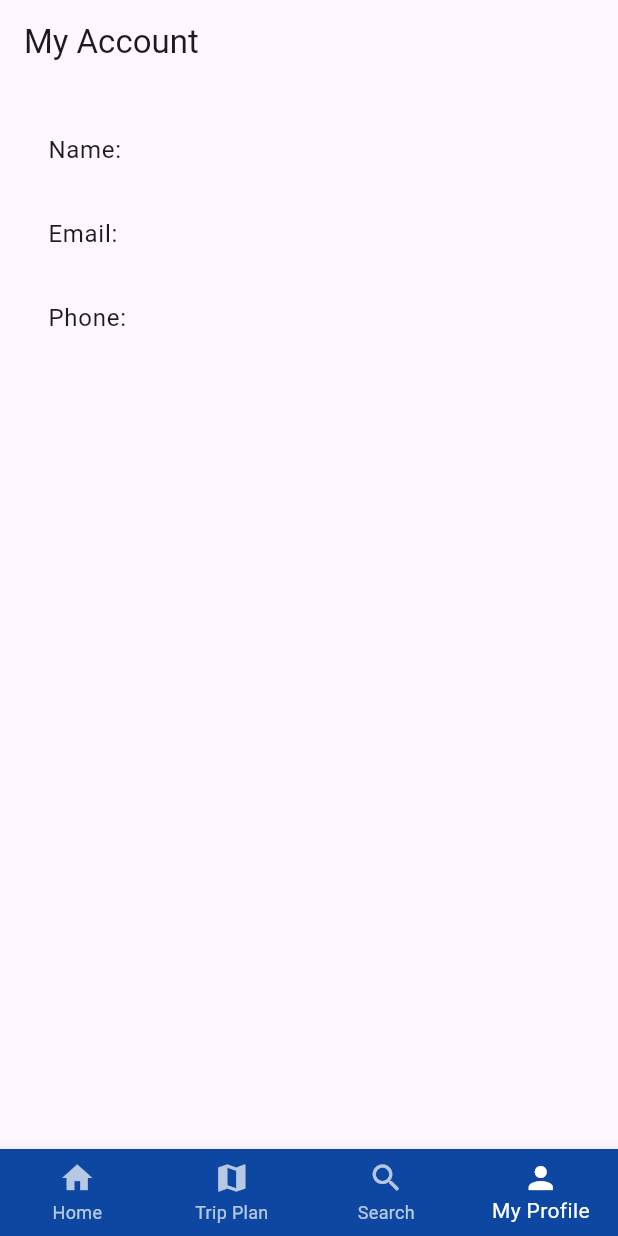
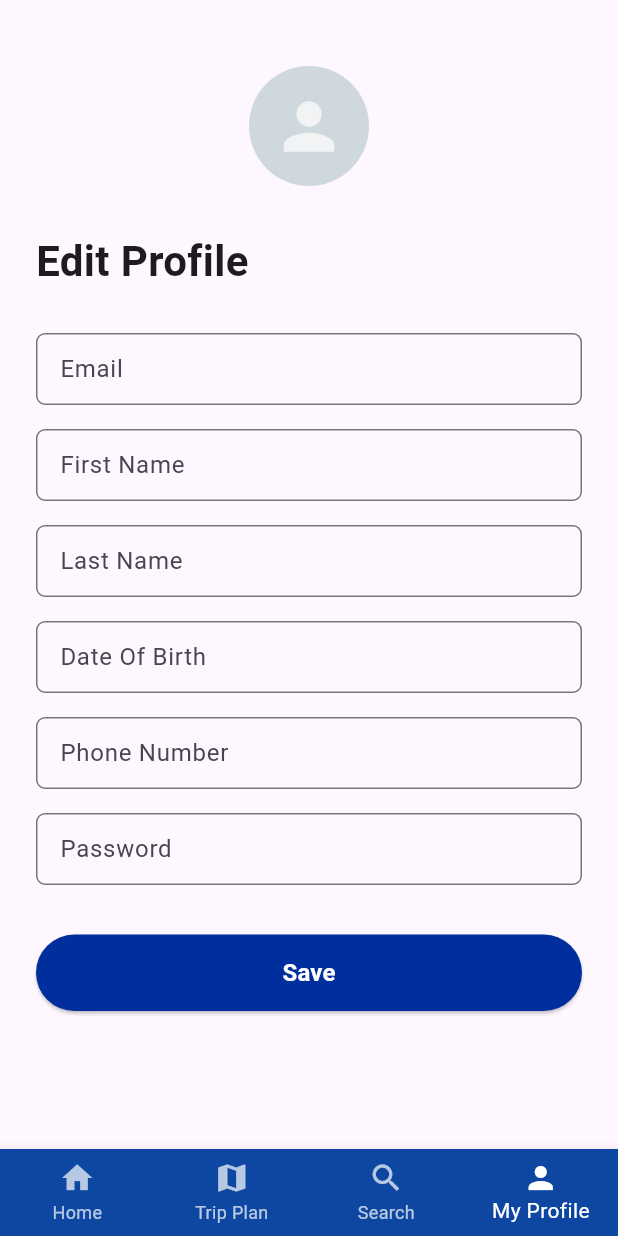
Before and after one commit to Tishar07/MauHotel, a Flutter app: the BottomNav screen opened directly, item 4 of the bottom bar chosen, on a phone screen of 412 x 824 dp. Run offline on Flutter 3.47's test engine with Material 3 defaults, Android fonts, the phone set to English and light mode, and no system bars; our stand-ins replace supabase_flutter; accounts and stored records are empty.

```diff
--- a/lib/Components/NavBar.dart
+++ b/lib/Components/NavBar.dart
@@ -19,7 +19,7 @@ class _BottomNavState extends State<BottomNav> {
     HomePage(),
     TripPlannerPage(),
     SearchPage(),
-    AccountPage(),
+    EditProfilePage(),
   ];
 
   void _onItemTapped(int index) {
--- a/lib/Pages/account_page.dart
+++ b/lib/Pages/account_page.dart
@@ -1,78 +1,182 @@
 import 'package:flutter/material.dart';
 import 'package:supabase_flutter/supabase_flutter.dart';
 
-class AccountPage extends StatefulWidget {
-  const AccountPage({super.key});
+class EditProfilePage extends StatefulWidget {
+  const EditProfilePage({Key? key}) : super(key: key);
 
   @override
-  State<AccountPage> createState() => _AccountPageState();
+  State<EditProfilePage> createState() => _EditProfilePageState();
 }
 
-class _AccountPageState extends State<AccountPage> {
+class _EditProfilePageState extends State<EditProfilePage> {
   final supabase = Supabase.instance.client;
-  bool isLoading = true;
-  Map<String, dynamic>? userProfile;
+
+  final _emailController = TextEditingController();
+  final _firstNameController = TextEditingController();
+  final _lastNameController = TextEditingController();
+  final _dobController = TextEditingController();
+  final _phoneController = TextEditingController();
+  final _passwordController = TextEditingController();
+
+  bool _loading = false;
 
   @override
   void initState() {
     super.initState();
-    fetchUserProfile();
+    _loadUserProfile();
   }
 
-  Future<void> fetchUserProfile() async {
+  Future<void> _loadUserProfile() async {
     final user = supabase.auth.currentUser;
-    if (user == null) {
+    if (user == null) return;
+
+    final data = await supabase
+        .from('users')
+        .select()
+        .eq('user_id', user.id)
+        .maybeSingle();
+
+    if (data != null) {
       setState(() {
-        isLoading = false;
-        userProfile = null;
+        _emailController.text = data['email'] ?? '';
+        _firstNameController.text = data['first_name'] ?? '';
+        _lastNameController.text = data['last_name'] ?? '';
+        _dobController.text = data['dob'] ?? '';
+        _phoneController.text = data['phone_number'] ?? '';
       });
-      return;
     }
+  }
+
+  Future<void> _updateProfile() async {
+    setState(() => _loading = true);
+    final user = supabase.auth.currentUser;
 
     try {
-      final response = await supabase
-          .from('profiles') // Make sure this table exists
-          .select()
-          .eq('id', user.id)
-          .single();
+      await supabase.from('users').update({
+        'email': _emailController.text,
+        'first_name': _firstNameController.text,
+        'last_name': _lastNameController.text,
+        'dob': _dobController.text,
+        'phone_number': _phoneController.text,
+      }).eq('user_id', user!.id);
 
-      setState(() {
-        userProfile = response;
-        isLoading = false;
-      });
+      if (_passwordController.text.isNotEmpty) {
+        await supabase.auth.updateUser(
+          UserAttributes(password: _passwordController.text),
+        );
+      }
+
+      ScaffoldMessenger.of(context).showSnackBar(
+        const SnackBar(content: Text('Profile updated successfully!')),
+      );
     } catch (e) {
-      print("❌ Error fetching profile: $e");
-      setState(() {
-        userProfile = null;
-        isLoading = false;
-      });
+      ScaffoldMessenger.of(context).showSnackBar(
+        SnackBar(content: Text('Error: $e')),
+      );
+    } finally {
+      setState(() => _loading = false);
     }
+  }
+
+  Widget _buildTextField(String label, TextEditingController controller,
+      {bool obscure = false, TextInputType? keyboardType}) {
+    return Padding(
+      padding: const EdgeInsets.symmetric(vertical: 8),
+      child: TextField(
+        controller: controller,
+        obscureText: obscure,
+        keyboardType: keyboardType,
+        decoration: InputDecoration(
+          labelText: label,
+          suffixIcon: controller.text.isNotEmpty
+              ? IconButton(
+                  icon: const Icon(Icons.close, size: 18),
+                  onPressed: () => setState(() => controller.clear()),
+                )
+              : null,
+          border: OutlineInputBorder(
+            borderRadius: BorderRadius.circular(6),
+          ),
+          focusedBorder: OutlineInputBorder(
+            borderSide: const BorderSide(color: Colors.blue, width: 1.2),
+            borderRadius: BorderRadius.circular(6),
+          ),
+          contentPadding:
+              const EdgeInsets.symmetric(horizontal: 12, vertical: 10),
+        ),
+        onChanged: (_) => setState(() {}),
+      ),
+    );
   }
 
   @override
   Widget build(BuildContext context) {
     return Scaffold(
-      appBar: AppBar(title: const Text('My Account')),
-      body: isLoading
-          ? const Center(child: CircularProgressIndicator())
-          : userProfile == null
-          ? const Center(child: Text("No user profile found."))
-          : Padding(
-              padding: const EdgeInsets.all(16.0),
-              child: Column(
-                children: [
-                  ListTile(
-                    title: Text('Name: ${userProfile!['name'] ?? 'N/A'}'),
+      body: SafeArea(
+        child: SingleChildScrollView(
+          padding: const EdgeInsets.all(24),
+          child: Column(
+            crossAxisAlignment: CrossAxisAlignment.center,
+            children: [
+              const SizedBox(height: 20),
+              CircleAvatar(
+                radius: 40,
+                backgroundColor: Colors.blueGrey.shade100,
+                child: const Icon(Icons.person, size: 50, color: Colors.white70),
+              ),
+              const SizedBox(height: 30),
+              const Align(
+                alignment: Alignment.centerLeft,
+                child: Text(
+                  'Edit Profile',
+                  style: TextStyle(
+                    fontSize: 28,
+                    fontWeight: FontWeight.w600,
                   ),
-                  ListTile(
-                    title: Text('Email: ${userProfile!['email'] ?? 'N/A'}'),
+                ),
+              ),
+              const SizedBox(height: 20),
+              _buildTextField('Email', _emailController,
+                  keyboardType: TextInputType.emailAddress),
+              _buildTextField('First Name', _firstNameController),
+              _buildTextField('Last Name', _lastNameController),
+              _buildTextField('Date Of Birth', _dobController),
+              _buildTextField('Phone Number', _phoneController,
+                  keyboardType: TextInputType.phone),
+              _buildTextField('Password', _passwordController, obscure: true),
+              const SizedBox(height: 25),
+              SizedBox(
+                width: double.infinity,
+                child: ElevatedButton(
+                  onPressed: _loading ? null : _updateProfile,
+                  style: ElevatedButton.styleFrom(
+                    backgroundColor: const Color(0xFF002F9D),
+                    shape: RoundedRectangleBorder(
+                      borderRadius: BorderRadius.circular(30),
+                    ),
+                    padding: const EdgeInsets.symmetric(vertical: 14),
                   ),
-                  ListTile(
-                    title: Text('Phone: ${userProfile!['phone'] ?? 'N/A'}'),
-                  ),
-                ],
+                  child: _loading
+                      ? const SizedBox(
+                          height: 20,
+                          width: 20,
+                          child:
+                              CircularProgressIndicator(color: Colors.white),
+                        )
+                      : const Text(
+                          'Save',
+                          style: TextStyle(
+                            color: Colors.white,
+                            fontSize: 16,
+                            fontWeight: FontWeight.w600,
+                          ),
+                        ),
+                ),
               ),
-            ),
+            ],
+          ),
+        ),
+      ),
     );
   }
 }
```
Also changed, not shown: lib/Pages/home_page.dart (+31 -22 lines), lib/Pages/Pay_Page.dart (added).
